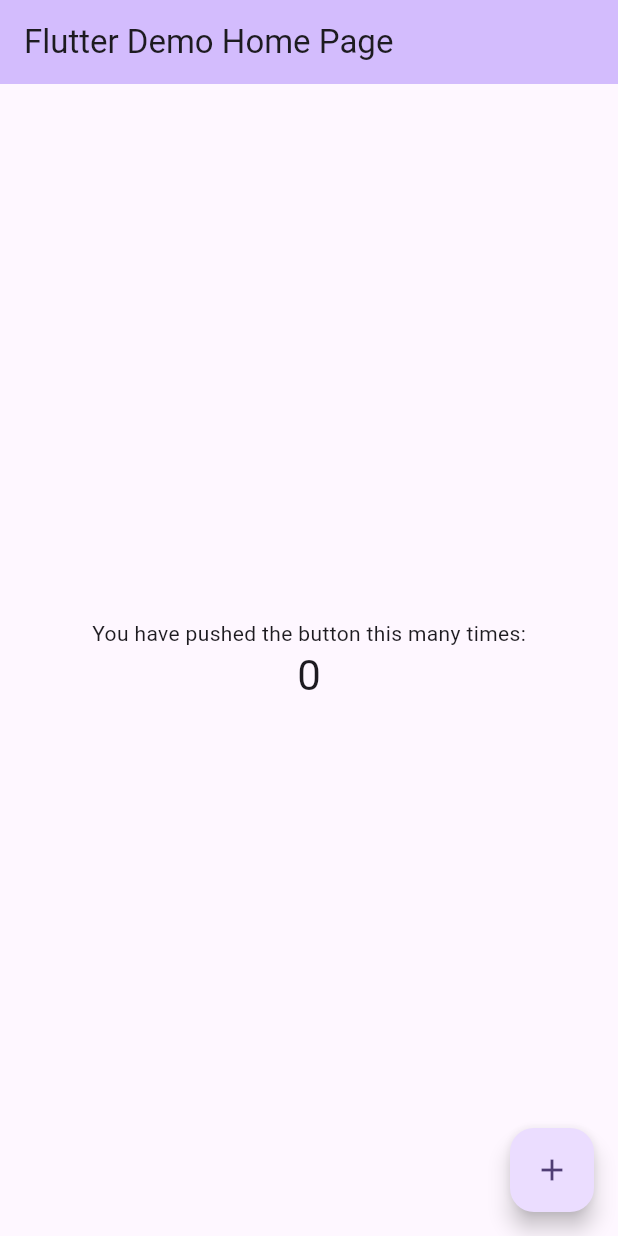
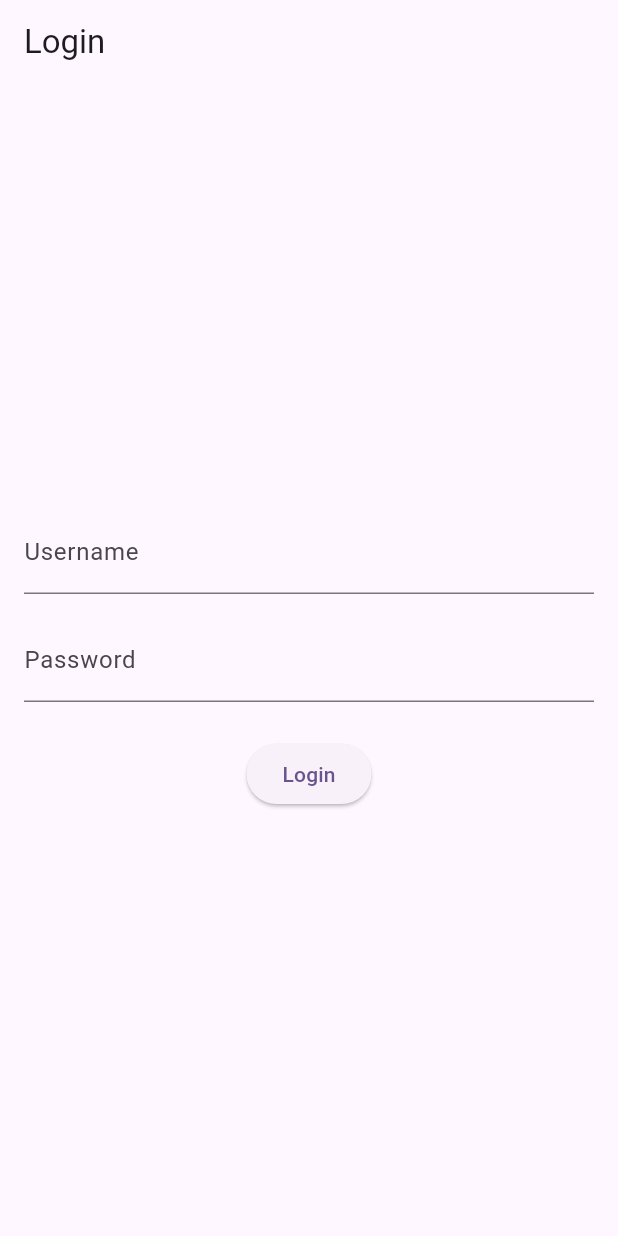
Before and after one commit to diasutsman/ide_test, a Flutter app: the screen it shows after launch, on a phone screen of 412 x 824 dp. Run offline on Flutter 3.47's test engine with Material 3 defaults, Android fonts, the phone set to English and light mode, and no system bars; our stand-ins replace image_picker.

Commit message:
Make UIs

```diff
--- a/lib/main.dart
+++ b/lib/main.dart
@@ -1,4 +1,5 @@
 import 'package:flutter/material.dart';
+import 'package:ide_test/pages/login_page.dart';
 
 void main() {
   runApp(const MyApp());
@@ -11,7 +12,7 @@
   @override
   Widget build(BuildContext context) {
     return MaterialApp(
-      title: 'Flutter Demo',
+      title: 'IDE Examination',
       theme: ThemeData(
         // This is the theme of your application.
         //
@@ -31,95 +32,8 @@
         colorScheme: ColorScheme.fromSeed(seedColor: Colors.deepPurple),
         useMaterial3: true,
       ),
-      home: const MyHomePage(title: 'Flutter Demo Home Page'),
+      debugShowCheckedModeBanner: false,
+      home: const LoginPage(),
     );
   }
 }
-
-class MyHomePage extends StatefulWidget {
-  const MyHomePage({super.key, required this.title});
-
-  // This widget is the home page of your application. It is stateful, meaning
-  // that it has a State object (defined below) that contains fields that affect
-  // how it looks.
-
-  // This class is the configuration for the state. It holds the values (in this
-  // case the title) provided by the parent (in this case the App widget) and
-  // used by the build method of the State. Fields in a Widget subclass are
-  // always marked "final".
-
-  final String title;
-
-  @override
-  State<MyHomePage> createState() => _MyHomePageState();
-}
-
-class _MyHomePageState extends State<MyHomePage> {
-  int _counter = 0;
-
-  void _incrementCounter() {
-    setState(() {
-      // This call to setState tells the Flutter framework that something has
-      // changed in this State, which causes it to rerun the build method below
-      // so that the display can reflect the updated values. If we changed
-      // _counter without calling setState(), then the build method would not be
-      // called again, and so nothing would appear to happen.
-      _counter++;
-    });
-  }
-
-  @override
-  Widget build(BuildContext context) {
-    // This method is rerun every time setState is called, for instance as done
-    // by the _incrementCounter method above.
-    //
-    // The Flutter framework has been optimized to make rerunning build methods
-    // fast, so that you can just rebuild anything that needs updating rather
-    // than having to individually change instances of widgets.
-    return Scaffold(
-      appBar: AppBar(
-        // TRY THIS: Try changing the color here to a specific color (to
-        // Colors.amber, perhaps?) and trigger a hot reload to see the AppBar
-        // change color while the other colors stay the same.
-        backgroundColor: Theme.of(context).colorScheme.inversePrimary,
-        // Here we take the value from the MyHomePage object that was created by
-        // the App.build method, and use it to set our appbar title.
-        title: Text(widget.title),
-      ),
-      body: Center(
-        // Center is a layout widget. It takes a single child and positions it
-        // in the middle of the parent.
-        child: Column(
-          // Column is also a layout widget. It takes a list of children and
-          // arranges them vertically. By default, it sizes itself to fit its
-          // children horizontally, and tries to be as tall as its parent.
-          //
-          // Column has various properties to control how it sizes itself and
-          // how it positions its children. Here we use mainAxisAlignment to
-          // center the children vertically; the main axis here is the vertical
-          // axis because Columns are vertical (the cross axis would be
-          // horizontal).
-          //
-          // TRY THIS: Invoke "debug painting" (choose the "Toggle Debug Paint"
-          // action in the IDE, or press "p" in the console), to see the
-          // wireframe for each widget.
-          mainAxisAlignment: MainAxisAlignment.center,
-          children: <Widget>[
-            const Text(
-              'You have pushed the button this many times:',
-            ),
-            Text(
-              '$_counter',
-              style: Theme.of(context).textTheme.headlineMedium,
-            ),
-          ],
-        ),
-      ),
-      floatingActionButton: FloatingActionButton(
-        onPressed: _incrementCounter,
-        tooltip: 'Increment',
-        child: const Icon(Icons.add),
-      ), // This trailing comma makes auto-formatting nicer for build methods.
-    );
-  }
-}
--- /dev/null
+++ b/lib/pages/login_page.dart
@@ -0,0 +1,52 @@
+import 'package:flutter/material.dart';
+import 'package:ide_test/pages/dashboard_page.dart';
+
+class LoginPage extends StatefulWidget {
+  const LoginPage({super.key});
+
+  @override
+  State<LoginPage> createState() => _LoginPageState();
+}
+
+class _LoginPageState extends State<LoginPage> {
+  @override
+  Widget build(BuildContext context) {
+    return Scaffold(
+      appBar: AppBar(
+        title: Text('Login'),
+      ),
+      body: Padding(
+        padding: const EdgeInsets.all(16.0),
+        child: Column(
+          mainAxisAlignment: MainAxisAlignment.center,
+          children: [
+            TextField(
+              decoration: InputDecoration(
+                labelText: 'Username',
+              ),
+            ),
+            SizedBox(height: 16.0),
+            TextField(
+              obscureText: true,
+              decoration: InputDecoration(
+                labelText: 'Password',
+              ),
+            ),
+            SizedBox(height: 24.0),
+            ElevatedButton(
+              onPressed: () {
+                // Add authentication logic here
+                // For demo purposes, navigate to a dummy home page
+                Navigator.pushReplacement(
+                  context,
+                  MaterialPageRoute(builder: (context) => DashboardPage()),
+                );
+              },
+              child: Text('Login'),
+            ),
+          ],
+        ),
+      ),
+    );
+  }
+}
--- a/pubspec.yaml
+++ b/pubspec.yaml
@@ -35,6 +35,9 @@ dependencies:
   # The following adds the Cupertino Icons font to your application.
   # Use with the CupertinoIcons class for iOS style icons.
   cupertino_icons: ^1.0.2
+  shared_preferences: ^2.2.2
+  http: ^1.1.2
+  image_picker: ^1.0.4
 
 dev_dependencies:
   flutter_test:
```
Also changed, not shown: lib/pages/add_banner_page.dart (added, +83 -0 lines), lib/pages/dashboard_page.dart (added, +72 -0 lines), lib/widgets/banner_widget.dart (added), pubspec.lock, 5 other files.
